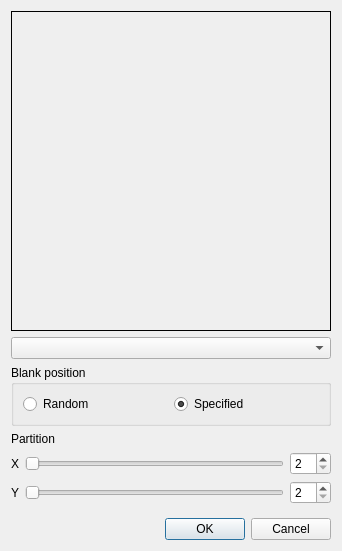
The window that DialogSettingsFifteen.ui (Takashi-Inoue/EzPuzzles) describes before a commit, drawn with Qt 5.
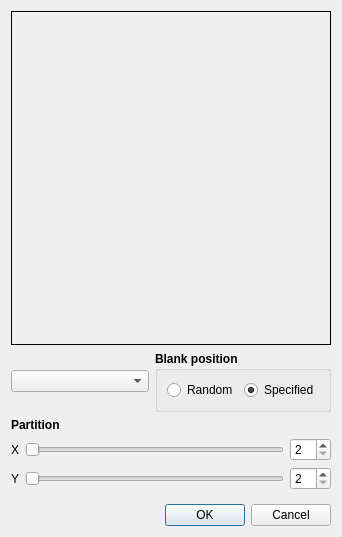
The same window after the commit. Custom widgets are drawn as their Qt base class.

Diff of the .ui file:
```diff
--- a/DialogSettingsFifteen.ui
+++ b/DialogSettingsFifteen.ui
@@ -64,16 +64,30 @@
     </widget>
    </item>
    <item>
+    <layout class="QHBoxLayout" name="horizontalLayout_2">
+     <item>
     <widget class="QComboBox" name="comboBoxGameType"/>
    </item>
    <item>
-    <widget class="QGroupBox" name="groupBox">
+      <widget class="QGroupBox" name="groupBoxSpecifiedPosition">
+       <property name="font">
+        <font>
+         <weight>75</weight>
+         <bold>true</bold>
+        </font>
+       </property>
      <property name="title">
       <string>Blank position</string>
      </property>
      <layout class="QHBoxLayout" name="horizontalLayout">
       <item>
        <widget class="QRadioButton" name="radioButtonBlankRandom">
+          <property name="font">
+           <font>
+            <weight>50</weight>
+            <bold>false</bold>
+           </font>
+          </property>
         <property name="text">
          <string>Random</string>
         </property>
@@ -81,6 +95,12 @@
       </item>
       <item>
        <widget class="QRadioButton" name="radioButtonBlankSpecified">
+          <property name="font">
+           <font>
+            <weight>50</weight>
+            <bold>false</bold>
+           </font>
+          </property>
         <property name="text">
          <string>Specified</string>
         </property>
@@ -92,8 +112,16 @@
      </layout>
     </widget>
    </item>
+    </layout>
+   </item>
    <item>
     <widget class="QLabel" name="label">
+     <property name="font">
+      <font>
+       <weight>75</weight>
+       <bold>true</bold>
+      </font>
+     </property>
      <property name="text">
       <string>Partition</string>
      </property>
```
Left out of the diff: 9 changed lines with no effect on the pictures. Lines whose indentation alone changed are shown as unchanged.
